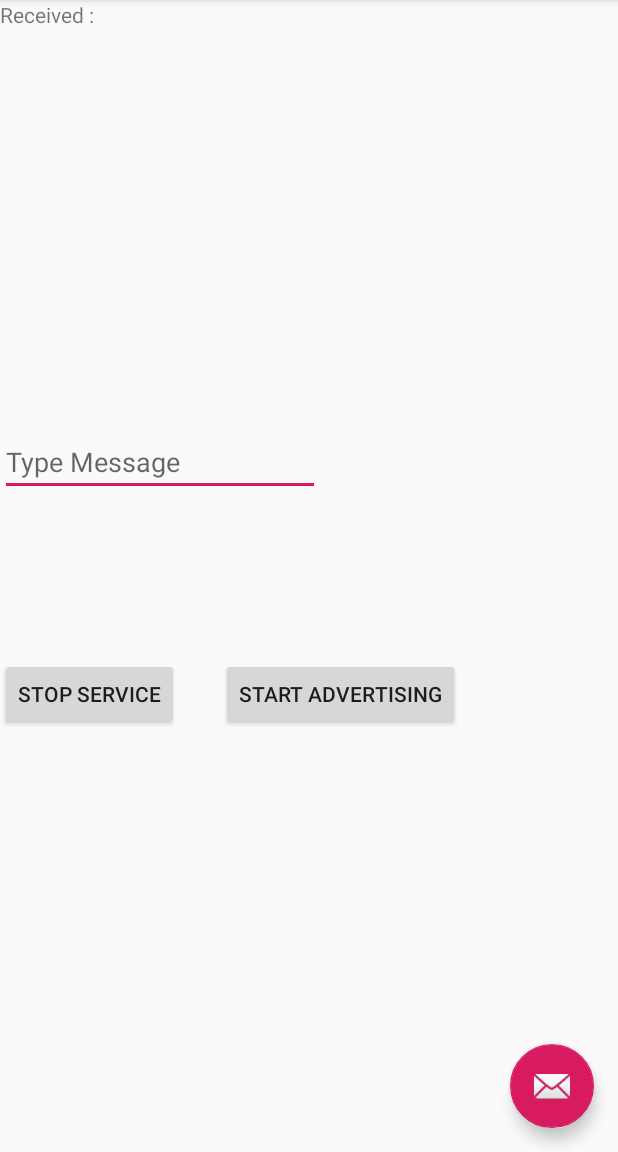
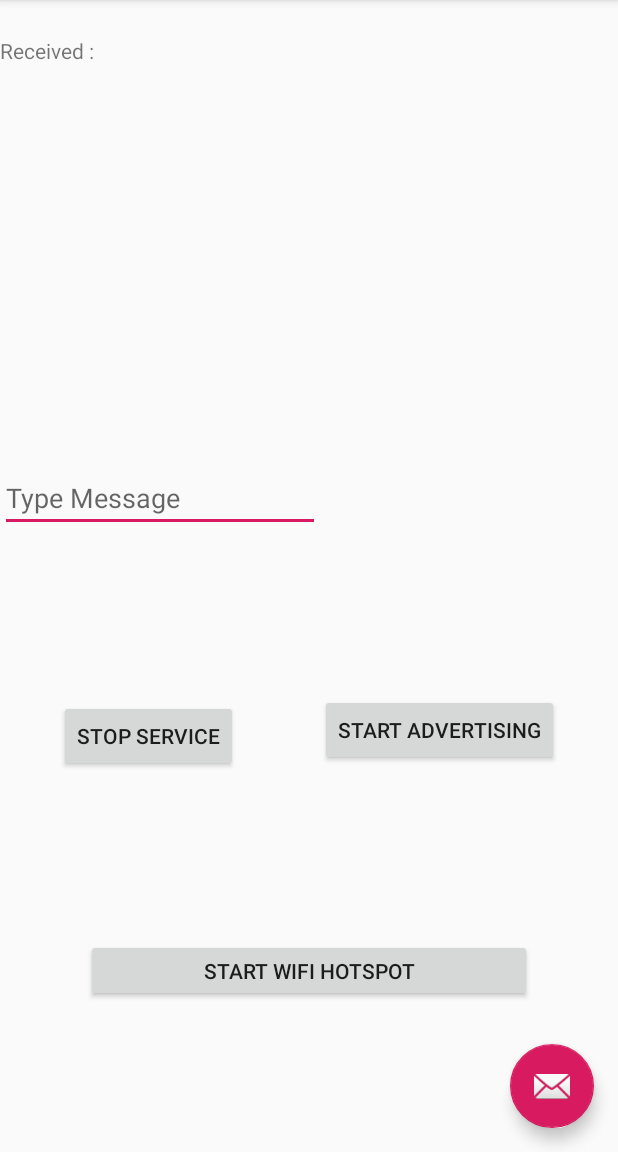
Before and after one commit to prakh2796/SampleNearby, an Android app: the screen it shows after launch (MainActivity), on a phone screen of 412 x 824 dp, the part 84-1236 px from its top. Run offline under Robolectric (Android 15) with nearby library versions, the phone set to English and light mode, and no system bars; 2 statements that could not run were skipped.

Commit message:
wifi hotspot

```diff
--- a/app/src/main/AndroidManifest.xml
+++ b/app/src/main/AndroidManifest.xml
@@ -9,6 +9,8 @@
     <uses-permission android:name="android.permission.CHANGE_WIFI_STATE" />
     <uses-permission android:name="android.permission.ACCESS_COARSE_LOCATION" />
     <uses-permission android:name="android.permission.ACCESS_FINE_LOCATION" />
+    <uses-permission android:name="android.permission.CHANGE_NETWORK_STATE" />
+    <uses-permission android:name="android.permission.INTERNET"/>
 
     <application
         android:allowBackup="true"
--- a/app/src/main/java/com/example/samplenearby/MainActivity.java
+++ b/app/src/main/java/com/example/samplenearby/MainActivity.java
@@ -1,7 +1,10 @@
 package com.example.samplenearby;
 
 import android.Manifest;
+import android.content.Context;
 import android.content.pm.PackageManager;
+import android.net.wifi.WifiConfiguration;
+import android.net.wifi.WifiManager;
 import android.os.Bundle;
 import android.support.annotation.NonNull;
 import android.support.design.widget.FloatingActionButton;
@@ -35,7 +38,10 @@ import com.google.android.gms.nearby.connection.Strategy;
 import com.google.android.gms.tasks.OnFailureListener;
 import com.google.android.gms.tasks.OnSuccessListener;
 
+import java.lang.reflect.Method;
 import java.nio.charset.StandardCharsets;
+
+import network.HotspotService;
 
 import static java.nio.charset.StandardCharsets.UTF_8;
 
@@ -45,7 +51,7 @@ public class MainActivity extends AppCompatActivity {
     private String SERVICE_ID = "com.example.samplenearby";
     TextView mssgReceived;
     EditText mssg;
-    Button b, b1;
+    Button b, b1, wifiOn;
 
     // Callbacks for receiving payloads
     private final PayloadCallback payloadCallback =
@@ -76,6 +82,19 @@ public class MainActivity extends AppCompatActivity {
         mssg = findViewById(R.id.editText);
         b = findViewById(R.id.button);
         b1 = findViewById(R.id.button2);
+
+        wifiOn = findViewById(R.id.wifiOn);
+
+        wifiOn.setOnClickListener(new View.OnClickListener() {
+            @Override
+            public void onClick(View view) {
+                if(HotspotService.turnHotspotOn(getApplicationContext())){
+                    Toast.makeText(getApplicationContext(), "Changing Wifi State", Toast.LENGTH_SHORT).show();
+                }else {
+                    Toast.makeText(getApplicationContext(),"not running", Toast.LENGTH_SHORT).show();
+                }
+            }
+        });
 
         b.setOnClickListener(new View.OnClickListener() {
             @Override
--- a/app/src/main/res/layout/content_main.xml
+++ b/app/src/main/res/layout/content_main.xml
@@ -12,7 +12,7 @@
         android:id="@+id/editText"
         android:layout_width="wrap_content"
         android:layout_height="wrap_content"
-        android:layout_marginTop="140dp"
+        android:layout_marginTop="44dp"
         android:ems="10"
         android:hint="Type Message"
         android:inputType="textPersonName"
@@ -23,7 +23,7 @@
         android:id="@+id/textView"
         android:layout_width="263dp"
         android:layout_height="114dp"
-        android:layout_marginTop="12dp"
+        android:layout_marginTop="108dp"
         app:layout_constraintTop_toBottomOf="@+id/textView2"
         tools:layout_editor_absoluteX="74dp" />
 
@@ -31,27 +31,52 @@
         android:id="@+id/textView2"
         android:layout_width="wrap_content"
         android:layout_height="wrap_content"
+        android:layout_marginTop="24dp"
         android:text="Received :"
-        tools:layout_editor_absoluteX="75dp"
-        tools:layout_editor_absoluteY="55dp" />
+        app:layout_constraintTop_toTopOf="parent"
+        tools:layout_editor_absoluteX="74dp" />
 
     <Button
         android:id="@+id/button"
         android:layout_width="wrap_content"
         android:layout_height="wrap_content"
-        android:layout_marginTop="108dp"
+        android:layout_marginStart="16dp"
+        android:layout_marginTop="16dp"
+        android:layout_marginEnd="16dp"
+        android:layout_marginBottom="16dp"
         android:text="Stop Service"
-        app:layout_constraintTop_toBottomOf="@+id/editText"
-        tools:layout_editor_absoluteX="46dp" />
+        app:layout_constraintBottom_toTopOf="@+id/wifiOn"
+        app:layout_constraintEnd_toStartOf="@+id/button2"
+        app:layout_constraintStart_toStartOf="parent"
+        app:layout_constraintTop_toBottomOf="@+id/editText" />
 
     <Button
         android:id="@+id/button2"
         android:layout_width="wrap_content"
         android:layout_height="wrap_content"
-        android:layout_marginStart="28dp"
-        android:layout_marginTop="108dp"
+        android:layout_marginStart="16dp"
+        android:layout_marginTop="16dp"
+        android:layout_marginEnd="16dp"
+        android:layout_marginBottom="16dp"
         android:text="Start Advertising"
+        app:layout_constraintBottom_toTopOf="@+id/wifiOn"
+        app:layout_constraintEnd_toEndOf="parent"
         app:layout_constraintStart_toEndOf="@+id/button"
         app:layout_constraintTop_toBottomOf="@+id/editText" />
 
+    <Button
+        android:id="@+id/wifiOn"
+        android:layout_width="297dp"
+        android:layout_height="42dp"
+        android:layout_marginStart="8dp"
+        android:layout_marginTop="8dp"
+        android:layout_marginEnd="8dp"
+        android:layout_marginBottom="8dp"
+        android:text="Start Wifi Hotspot"
+        app:layout_constraintBottom_toBottomOf="parent"
+        app:layout_constraintEnd_toEndOf="parent"
+        app:layout_constraintStart_toStartOf="parent"
+        app:layout_constraintTop_toBottomOf="@+id/button2"
+        app:layout_constraintVertical_bias="0.285" />
+
 </android.support.constraint.ConstraintLayout>
```
Also changed, not shown: app/src/main/java/network/HotspotService.java (added, +64 -0 lines).
